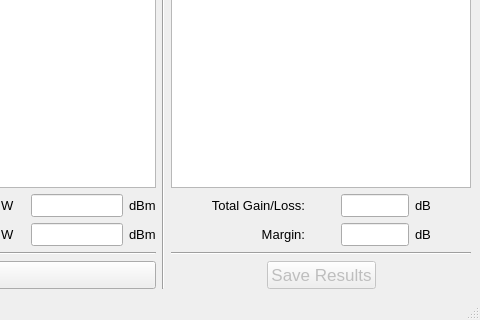
This is project/app/ui/main_window.ui in LMaiorano/Link-Budget-Toolbox as Qt 5 draws it before an edit; both pictures show x 281 to 761 and y 363 to 683 of the 761 by 683 pixel window. The edited form follows.
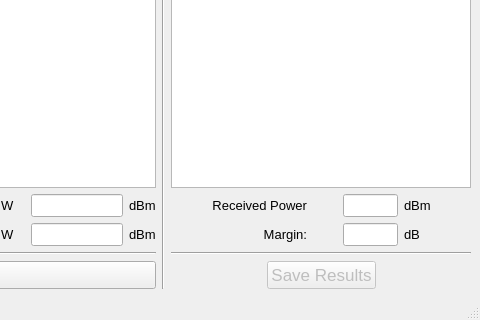
This is the edited form.

Commit message: app.py commenting done. Small UI fixes, allows empty value elements to be moved

What changed in the file:
```diff
--- a/project/app/ui/main_window.ui
+++ b/project/app/ui/main_window.ui
@@ -557,7 +557,7 @@
            </font>
           </property>
           <property name="text">
-           <string>dB</string>
+           <string>dBm</string>
           </property>
           <property name="buddy">
            <cstring>txt_total</cstring>
@@ -669,7 +669,7 @@
            </font>
           </property>
           <property name="text">
-           <string>Total Gain/Loss:</string>
+           <string>Received Power</string>
           </property>
           <property name="alignment">
            <set>Qt::AlignRight|Qt::AlignTrailing|Qt::AlignVCenter</set>
```
Left out of the diff: 6 changed lines with no effect on the pictures. The commit also changes 6 other files.
